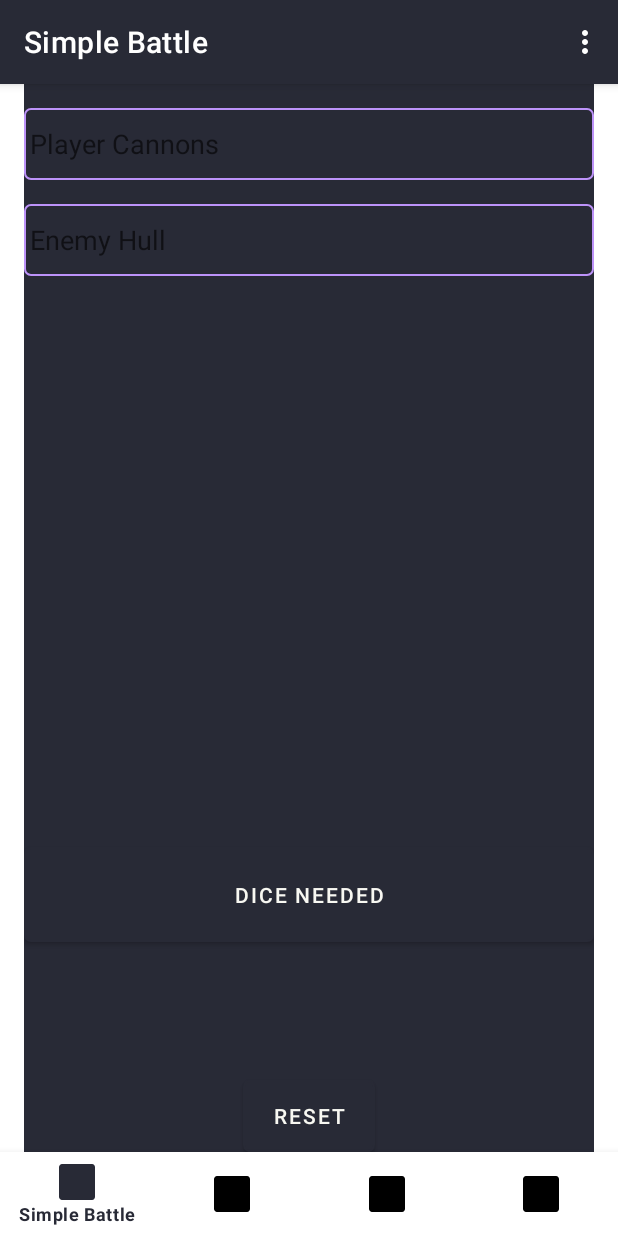
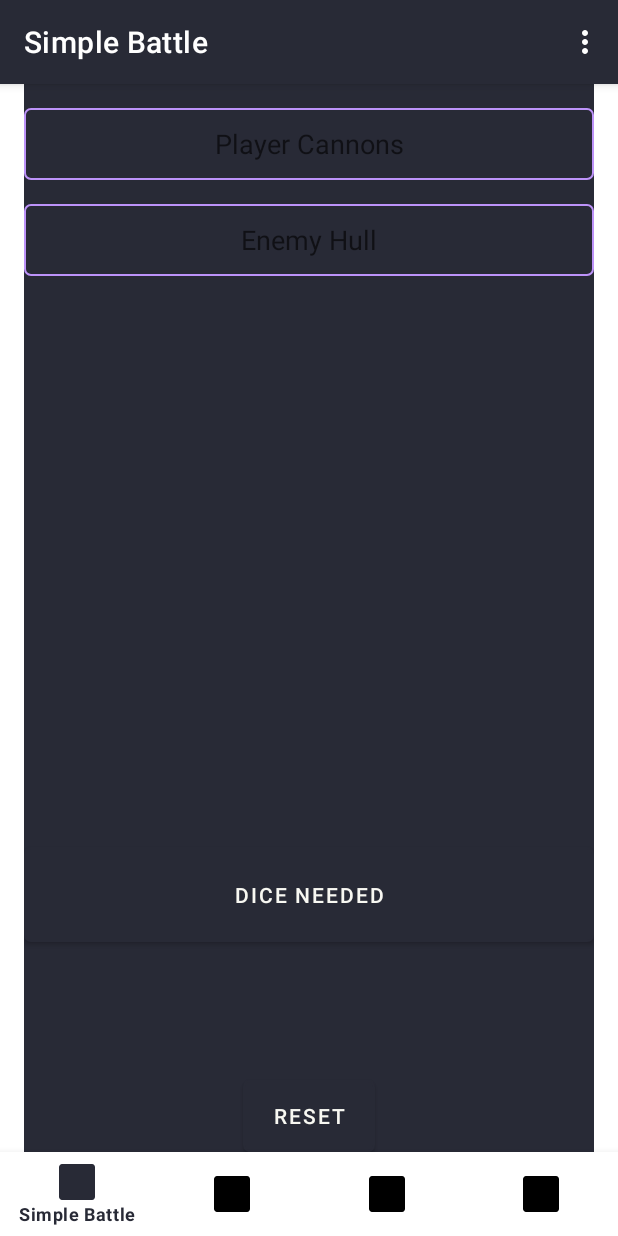
Before and after one commit to Keloran/privateer_helper, an Android app: the screen it shows after launch (MainActivity), on a phone screen of 412 x 824 dp. Run offline under Robolectric (Android 15) with nearby library versions, the phone set to English and light mode, and no system bars; our stand-ins replace navigation-ui; 2 statements that could not run were skipped.

Commit message:
nicer styles

```diff
--- a/app/src/main/res/layout-w600dp/fragment_simple.xml
+++ b/app/src/main/res/layout-w600dp/fragment_simple.xml
@@ -2,39 +2,80 @@
   xmlns:android="http://schemas.android.com/apk/res/android"
   android:layout_width="match_parent"
   android:layout_height="match_parent"
-  android:orientation="vertical">
+  xmlns:app="http://schemas.android.com/apk/res-auto"
+  android:orientation="vertical"
+  android:background="@color/dracula_background">
 
-  <!-- Add your form elements here -->
   <EditText
-    android:id="@+id/inputBox1"
+    android:id="@+id/playerCannons"
+    android:layout_height="wrap_content"
+    android:layout_width="match_parent"
+    android:inputType="number"
+    android:hint="Player Cannons"
+    android:minHeight="48dp"
+    android:textAlignment="center"
+    android:background="@drawable/edittext_background"
+    android:textColor="@color/dracula_foreground"
+    android:layout_marginTop="16dp"
+    android:layout_marginBottom="16dp"
+    android:padding="4dp"
+    app:layout_constraintTop_toTopOf="parent"
+    app:layout_constraintStart_toStartOf="parent"
+    app:layout_constraintEnd_toEndOf="parent" />
+
+  <EditText
+    android:id="@+id/enemyHull"
     android:layout_width="match_parent"
     android:layout_height="wrap_content"
+    android:hint="Enemy Hull"
+    android:textAlignment="center"
     android:inputType="number"
-    android:hint="Your Cannons" />
-
-  <EditText
-    android:id="@+id/inputBox2"
-    android:layout_width="match_parent"
-    android:layout_height="wrap_content"
-    android:inputType="number"
-    android:hint="Their Hull" />
-
-  <Button
-    android:id="@+id/submitButton"
-    android:layout_width="wrap_content"
-    android:layout_height="wrap_content"
-    android:text="Submit" />
-
-  <Button
-    android:id="@+id/resetButton"
-    android:layout_width="wrap_content"
-    android:layout_height="wrap_content"
-    android:text="Reset" />
+    android:minHeight="48dp"
+    android:layout_marginTop="16dp"
+    android:layout_marginBottom="16dp"
+    android:padding="4dp"
+    android:background="@drawable/edittext_background"
+    android:textColor="@color/dracula_foreground"
+    app:layout_constraintTop_toBottomOf="@id/playerCannons"
+    app:layout_constraintEnd_toEndOf="parent"
+    app:layout_constraintHorizontal_bias="0.0"
+    app:layout_constraintStart_toStartOf="parent" />
 
   <TextView
     android:id="@+id/resultTextView"
     android:layout_width="match_parent"
     android:layout_height="wrap_content"
-    android:text="" />
+    android:text=""
+    android:padding="10dp"
+    android:textAlignment="center"
+    android:textColor="@color/dracula_foreground"
+    app:layout_constraintTop_toBottomOf="@id/enemyHull"
+    app:layout_constraintBottom_toTopOf="@id/reset"
+    android:layout_marginTop="2dp"
+    android:layout_marginBottom="2dp"/>
+
+  <Button
+    android:id="@+id/fight"
+    android:layout_width="match_parent"
+    android:layout_height="wrap_content"
+    android:text="Dice Needed"
+    android:padding="16dp"
+    android:background="@drawable/button_confirm_background"
+    android:textColor="@color/dracula_foreground"
+    app:layout_constraintTop_toBottomOf="@id/resultTextView"
+    app:layout_constraintBottom_toTopOf="@id/reset"
+    android:layout_marginTop="16dp"
+    android:layout_marginBottom="16dp" />
+
+  <Button
+    android:id="@+id/reset"
+    android:layout_width="wrap_content"
+    android:layout_height="wrap_content"
+    android:text="Reset"
+    android:textColor="@color/dracula_foreground"
+    android:background="@drawable/button_cancel_background"
+    app:layout_constraintBottom_toBottomOf="parent"
+    app:layout_constraintStart_toStartOf="parent"
+    app:layout_constraintEnd_toEndOf="parent" />
 
 </LinearLayout>
--- a/app/src/main/res/layout/fragment_simple.xml
+++ b/app/src/main/res/layout/fragment_simple.xml
@@ -13,6 +13,7 @@
     android:inputType="number"
     android:hint="Player Cannons"
     android:minHeight="48dp"
+    android:textAlignment="center"
     android:background="@drawable/edittext_background"
     android:textColor="@color/dracula_foreground"
     android:layout_marginTop="16dp"
@@ -27,6 +28,7 @@
     android:layout_width="match_parent"
     android:layout_height="wrap_content"
     android:hint="Enemy Hull"
+    android:textAlignment="center"
     android:inputType="number"
     android:minHeight="48dp"
     android:layout_marginTop="16dp"
```
Also changed, not shown: app/src/main/java/dev/keloran/privateer/logic/Logic.kt (+31 -14 lines), app/src/main/java/dev/keloran/privateer/ui/auction/AuctionViewModel.kt (+11 -6 lines), app/src/main/java/dev/keloran/privateer/ui/complex/ComplexFragment.kt (+14 -5 lines), app/src/main/java/dev/keloran/privateer/ui/player/PlayerFragment.kt (+15 -6 lines), app/src/main/res/layout/fragment_complex.xml (+60 -20 lines), app/src/main/res/layout/fragment_player.xml (+62 -23 lines).
